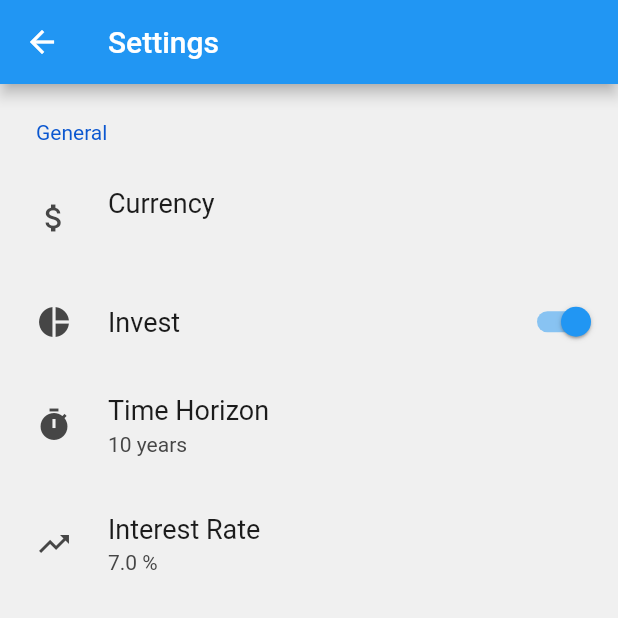
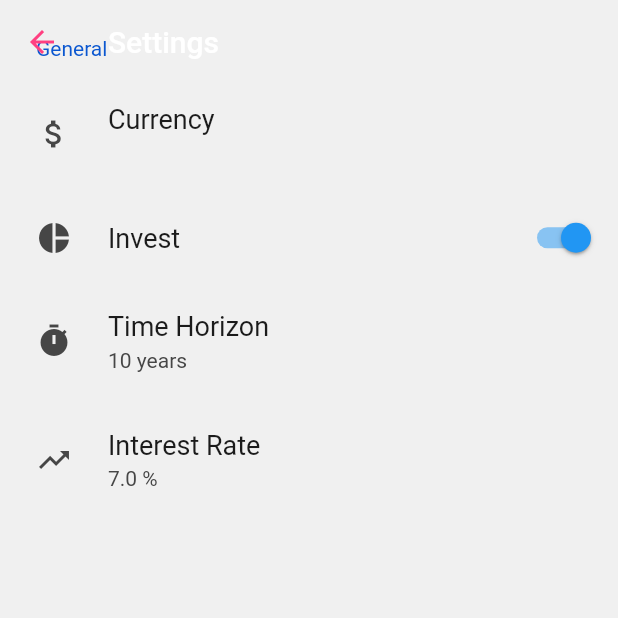
Before and after one commit to christianjensen2903/savings_app, a Flutter app: the SettingsPage screen opened directly, on a phone screen of 412 x 824 dp, the top half of it. Run offline on Flutter 3.47's test engine with Material 2 defaults, Android fonts, the phone set to English and light mode, and no system bars; drawn by our look-alikes of settings_ui; our stand-ins replace money_formatter; missing offline and left inert: currency_picker.

Commit message:
Transparent navbar

```diff
--- a/lib/SettingsPage.dart
+++ b/lib/SettingsPage.dart
@@ -15,13 +15,19 @@ class SettingsPage extends StatelessWidget {
     MainViewModel mainViewModel = context.watch<MainViewModel>();
 
     return Scaffold(
+        extendBodyBehindAppBar: true,
         appBar: AppBar(
+          elevation: 0,
+          backgroundColor: Colors.transparent,
           title: const Text('Settings'),
           leading: GestureDetector(
             onTap: () {
               Navigator.pop(context);
             },
-            child: const Icon(Icons.arrow_back),
+            child: const Icon(
+              Icons.arrow_back,
+              color: Colors.pinkAccent,
+            ),
           ),
         ),
         body: SettingsList(
```
Also changed, not shown: lib/MainPage.dart (+8 -1 lines).
